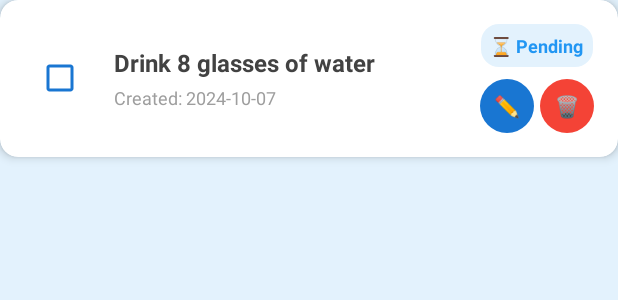
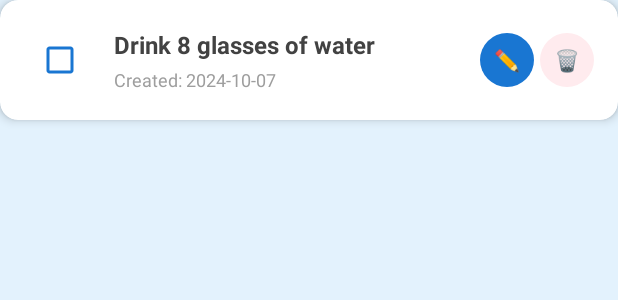
Before and after one commit to ThilinaWi/DailyCare_Wellnesstracking-app_Kotlin, an Android app: the layout item_habit.xml on its own in the app's theme, with its tools: preview values and no code run, on a phone screen of 412 x 824 dp. Shown: the top 300 px of the screen. Run offline under Robolectric (Android 15) with nearby library versions, the light colour scheme and no system bars.

Commit message:
Standardize delete button colors and clean up habits UI
🎨 UI Improvements:
- Remove "Completed/Pending" status text from daily habits
- Standardize delete button color to light_red across all features
- Simplify habit item layout for cleaner appearance
- Maintain consistent color scheme throughout the app

🔧 Technical Changes:
- Update item_habit.xml to remove tvHabitStatus TextView
- Change delete button color from warning_orange to light_red
- Simplify HabitsAdapter bind() method by removing status text logic
- Streamline LinearLayout structure in habit items

✨ Benefits:
- Consistent user experience across habits and mood features
- Cleaner, less cluttered interface
- Better visual hierarchy with checkbox showing completion status
- Professional design coherence

```diff
--- a/app/src/main/res/layout/item_habit.xml
+++ b/app/src/main/res/layout/item_habit.xml
@@ -51,26 +51,9 @@
         <LinearLayout
             android:layout_width="wrap_content"
             android:layout_height="wrap_content"
-            android:orientation="vertical"
-            android:gravity="center"
+            android:orientation="horizontal"
+            android:gravity="center_vertical"
             android:layout_marginStart="8dp">
-
-            <TextView
-                android:id="@+id/tvHabitStatus"
-                android:layout_width="wrap_content"
-                android:layout_height="wrap_content"
-                android:text="⏳ Pending"
-                android:textSize="12sp"
-                android:textStyle="bold"
-                android:textColor="@color/accent_cobalt_blue"
-                android:padding="6dp"
-                android:background="@drawable/status_background"
-                android:layout_marginBottom="8dp" />
-
-            <LinearLayout
-                android:layout_width="wrap_content"
-                android:layout_height="wrap_content"
-                android:orientation="horizontal">
 
             <com.google.android.material.button.MaterialButton
                 android:id="@+id/btnEditHabit"
@@ -95,7 +78,7 @@
                 android:padding="0dp"
                 android:text="🗑️"
                 android:textSize="14sp"
-                    app:backgroundTint="@color/error_red"
+                app:backgroundTint="@color/light_red"
                 app:cornerRadius="18dp"
                 style="@style/Widget.Material3.Button.Icon" />
 
@@ -103,6 +86,4 @@
 
     </LinearLayout>
 
-    </LinearLayout>
-
 </com.google.android.material.card.MaterialCardView>
```
Also changed, not shown: app/src/main/java/com/example/dailycare/adapters/HabitsAdapter.kt (+1 -13 lines). Lines whose indentation alone changed are shown as unchanged.
